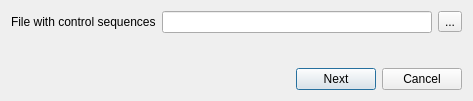
Qt form src/plugins/expert_discovery/src/ui/ExpertDiscoveryControlDialog.ui (violethaze74/ugene) before a commit.
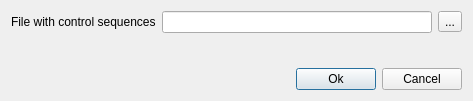
The same form after that commit. Icons and pictures are not drawn.

Diff of the .ui file:
```diff
--- a/src/plugins/expert_discovery/src/ui/ExpertDiscoveryControlDialog.ui
+++ b/src/plugins/expert_discovery/src/ui/ExpertDiscoveryControlDialog.ui
@@ -82,7 +82,7 @@
      <item>
       <widget class="QPushButton" name="startButton">
        <property name="text">
-        <string>Next</string>
+        <string>Ok</string>
        </property>
        <property name="default">
         <bool>true</bool>
```
